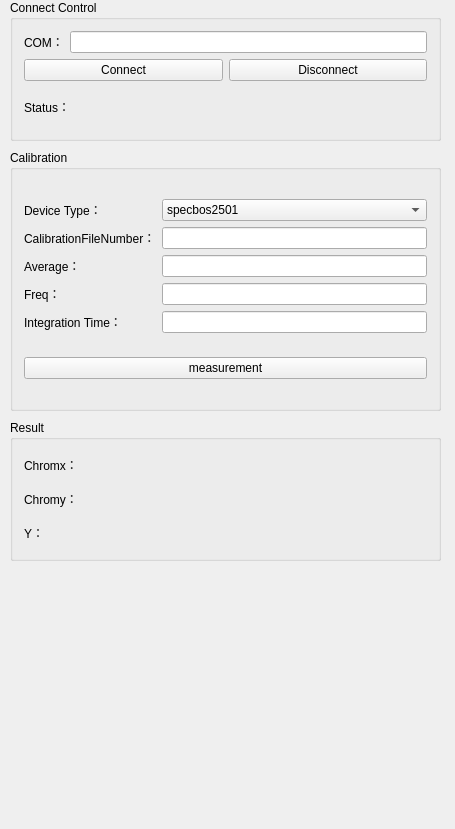
Before: the Qt Designer form src/plugins/DUTMotionControl/SpecbosWidgets.ui in zhuhuan-tech/Q101_heze, drawn with Qt 5.
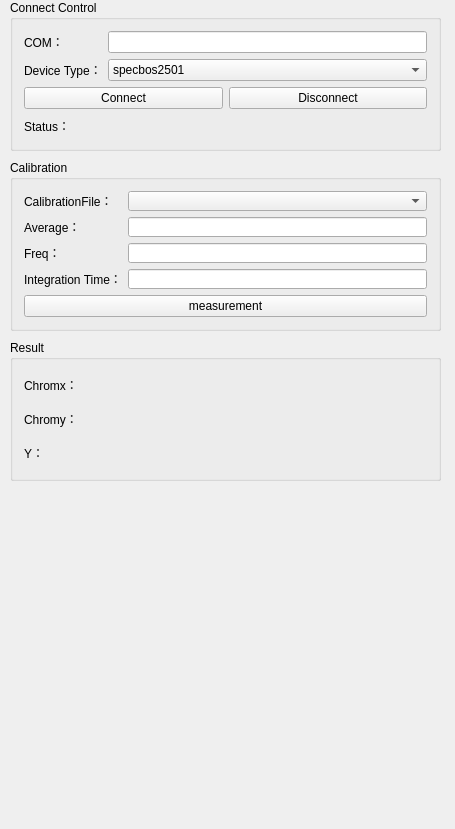
After: the same form once the commit is applied.

Commit message: specbos 控制界面优化修改

Patch:
```diff
--- a/src/plugins/DUTMotionControl/SpecbosWidgets.ui
+++ b/src/plugins/DUTMotionControl/SpecbosWidgets.ui
@@ -19,7 +19,7 @@
      <x>10</x>
      <y>0</y>
      <width>431</width>
-     <height>141</height>
+     <height>151</height>
     </rect>
    </property>
    <property name="title">
@@ -27,17 +27,36 @@
    </property>
    <layout class="QVBoxLayout" name="verticalLayout_4">
     <item>
-     <layout class="QHBoxLayout" name="horizontalLayout_2">
-      <item>
+     <layout class="QFormLayout" name="formLayout_2">
+      <item row="0" column="0">
        <widget class="QLabel" name="label_COM">
         <property name="text">
          <string>COM：</string>
         </property>
        </widget>
       </item>
-      <item>
+      <item row="0" column="1">
        <widget class="QLineEdit" name="lineEdit_COM"/>
       </item>
+      <item row="1" column="0">
+       <widget class="QLabel" name="label_10">
+        <property name="enabled">
+         <bool>true</bool>
+        </property>
+        <property name="text">
+         <string>Device Type：</string>
+        </property>
+       </widget>
+      </item>
+      <item row="1" column="1">
+       <widget class="QComboBox" name="deviceType">
+        <item>
+         <property name="text">
+          <string>specbos2501</string>
+         </property>
+        </item>
+       </widget>
+      </item>
      </layout>
     </item>
     <item>
@@ -59,7 +78,7 @@
      </layout>
     </item>
     <item>
-     <layout class="QHBoxLayout" name="horizontalLayout_8" stretch="0,3">
+     <layout class="QHBoxLayout" name="horizontalLayout_8" stretch="0,0">
       <item>
        <widget class="QLabel" name="label">
         <property name="text">
@@ -88,7 +107,7 @@
    <property name="geometry">
     <rect>
      <x>10</x>
-     <y>420</y>
+     <y>340</y>
      <width>431</width>
      <height>141</height>
     </rect>
@@ -157,9 +176,9 @@
    <property name="geometry">
     <rect>
      <x>10</x>
-     <y>150</y>
+     <y>160</y>
      <width>431</width>
-     <height>261</height>
+     <height>171</height>
     </rect>
    </property>
    <property name="title">
@@ -167,69 +186,46 @@
    </property>
    <layout class="QVBoxLayout" name="verticalLayout_6">
     <item>
-     <layout class="QHBoxLayout" name="horizontalLayout_14" stretch="0">
-      <item>
-       <layout class="QGridLayout" name="_2">
-        <item row="2" column="0">
+     <layout class="QFormLayout" name="formLayout_3">
+      <item row="1" column="0">
          <widget class="QLabel" name="label_2">
           <property name="text">
            <string>Average：</string>
           </property>
          </widget>
         </item>
-        <item row="4" column="1">
-         <widget class="QLineEdit" name="lineEdit_fTint"/>
-        </item>
-        <item row="0" column="1">
-         <widget class="QComboBox" name="deviceType">
-          <item>
-           <property name="text">
-            <string>specbos2501</string>
-           </property>
-          </item>
-         </widget>
-        </item>
-        <item row="0" column="0">
-         <widget class="QLabel" name="label_10">
-          <property name="enabled">
-           <bool>true</bool>
-          </property>
-          <property name="text">
-           <string>Device Type：</string>
-          </property>
-         </widget>
-        </item>
         <item row="1" column="1">
-         <widget class="QLineEdit" name="lineEdit_fileNumber"/>
-        </item>
-        <item row="2" column="1">
          <widget class="QLineEdit" name="lineEdit_average"/>
         </item>
-        <item row="3" column="1">
-         <widget class="QLineEdit" name="lineEdit_freq"/>
-        </item>
-        <item row="1" column="0">
-         <widget class="QLabel" name="label_9">
-          <property name="text">
-           <string>CalibrationFileNumber：</string>
-          </property>
-         </widget>
-        </item>
-        <item row="3" column="0">
+      <item row="2" column="0">
          <widget class="QLabel" name="label_4">
           <property name="text">
            <string>Freq：</string>
           </property>
          </widget>
         </item>
-        <item row="4" column="0">
+      <item row="2" column="1">
+       <widget class="QLineEdit" name="lineEdit_freq"/>
+      </item>
+      <item row="3" column="0">
          <widget class="QLabel" name="label_8">
           <property name="text">
            <string>Integration Time：</string>
           </property>
          </widget>
         </item>
-       </layout>
+      <item row="3" column="1">
+       <widget class="QLineEdit" name="lineEdit_fTint"/>
+      </item>
+      <item row="0" column="0">
+       <widget class="QLabel" name="label_9">
+        <property name="text">
+         <string>CalibrationFile：</string>
+        </property>
+       </widget>
+      </item>
+      <item row="0" column="1">
+       <widget class="QComboBox" name="comboBox_file"/>
       </item>
      </layout>
     </item>
```
Lines whose indentation alone changed are shown as unchanged. The commit also changes 4 other files.
